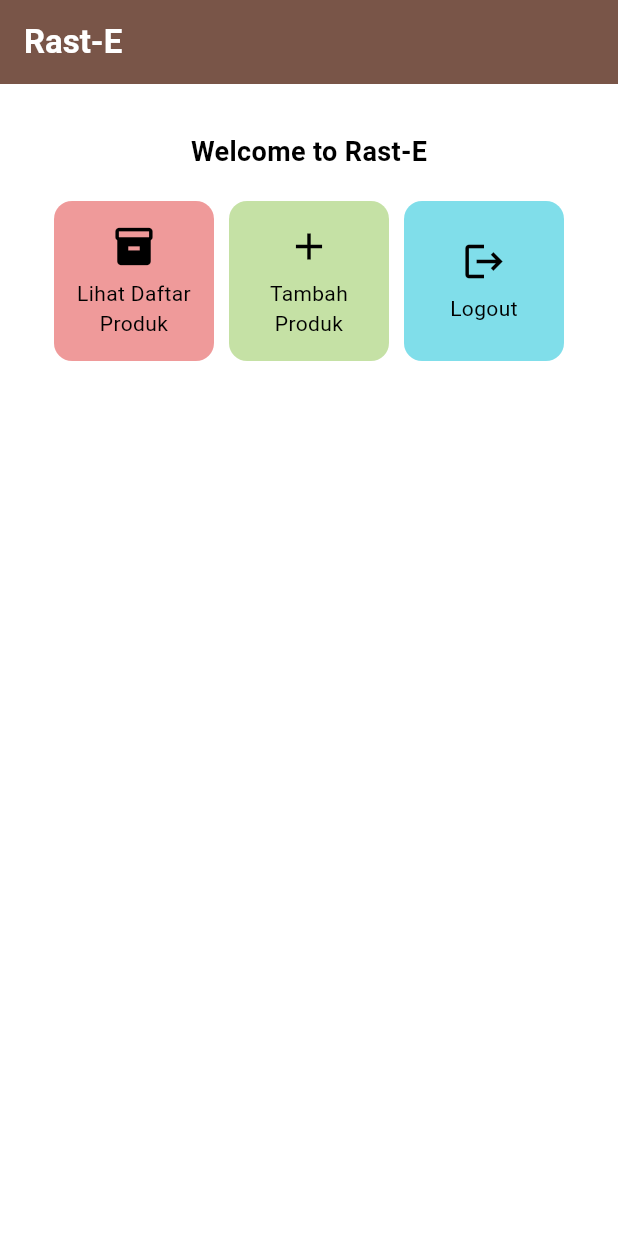
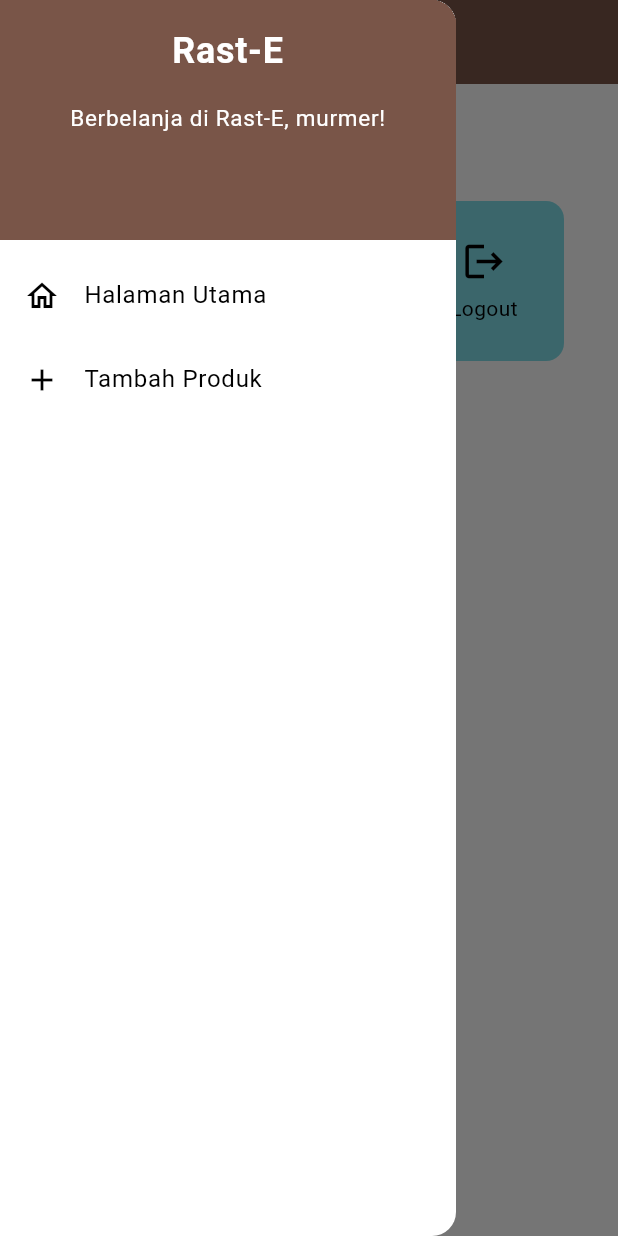
Before and after one commit to FrankyRay/Rast-E-Mobile, a Flutter app: the screen it shows after launch, with the side drawer open (before the commit the screen has no drawer), on a phone screen of 412 x 824 dp. Run offline on Flutter 3.47's test engine with Material 3 defaults, Android fonts, the phone set to English and light mode, and no system bars.

Commit message:
Tugas Individu 8

```diff
--- /dev/null
+++ b/lib/left_drawer.dart
@@ -0,0 +1,67 @@
+import 'package:flutter/material.dart';
+import 'package:raste/menu.dart';
+import 'package:raste/create_product.dart';
+
+class LeftDrawer extends StatelessWidget {
+  const LeftDrawer({super.key});
+
+  @override
+  Widget build(BuildContext context) {
+    return Drawer(
+      child: ListView(
+        children: [
+          DrawerHeader(
+            decoration: BoxDecoration(
+              color: Theme.of(context).colorScheme.primary,
+            ),
+            child: const Column(
+              children: [
+                Text(
+                  'Rast-E',
+                  textAlign: TextAlign.center,
+                  style: TextStyle(
+                    fontSize: 24,
+                    fontWeight: FontWeight.bold,
+                    color: Colors.white,
+                  ),
+                ),
+                Padding(padding: EdgeInsets.all(8)),
+                Text(
+                  "Berbelanja di Rast-E, murmer!",
+                  textAlign: TextAlign.center,
+                  style: TextStyle(
+                      fontSize: 15,
+                      fontWeight: FontWeight.normal,
+                      color: Colors.white),
+                ),
+              ],
+            ),
+          ),
+          ListTile(
+            leading: const Icon(Icons.home_outlined),
+            title: const Text('Halaman Utama'),
+            // Bagian redirection ke MyHomePage
+            onTap: () {
+              Navigator.pushReplacement(
+                  context,
+                  MaterialPageRoute(
+                    builder: (context) => MyHomePage(),
+                  ));
+            },
+          ),
+          ListTile(
+            leading: const Icon(Icons.add),
+            title: const Text('Tambah Produk'),
+            // Bagian redirection ke MoodEntryFormPage
+            onTap: () {
+              Navigator.push(
+                  context,
+                  MaterialPageRoute(
+                      builder: (context) => const CreateProductFormPage()));
+            },
+          ),
+        ],
+      ),
+    );
+  }
+}
--- a/lib/menu.dart
+++ b/lib/menu.dart
@@ -1,4 +1,6 @@
 import 'package:flutter/material.dart';
+import 'package:raste/left_drawer.dart';
+import 'package:raste/create_product.dart';
 
 class MyHomePage extends StatelessWidget {
   final String npm = '5000000000'; // NPM
@@ -29,7 +31,11 @@ class MyHomePage extends StatelessWidget {
         ),
         // Warna latar belakang AppBar diambil dari skema warna tema aplikasi.
         backgroundColor: Theme.of(context).colorScheme.primary,
+        // Mengganti warna icon drawer menjadi putih
+        iconTheme: const IconThemeData(color: Colors.white),
       ),
+      // Masukkan drawer sebagai parameter nilai drawer dari widget Scaffold
+      drawer: const LeftDrawer(),
       // Body halaman dengan padding di sekelilingnya.
       body: Padding(
         padding: const EdgeInsets.all(16.0),
@@ -140,11 +146,19 @@ class ItemCard extends StatelessWidget {
       child: InkWell(
         // Aksi ketika kartu ditekan.
         onTap: () {
-          // Menampilkan pesan SnackBar saat kartu ditekan.
+          // Memunculkan SnackBar ketika diklik
           ScaffoldMessenger.of(context)
             ..hideCurrentSnackBar()
             ..showSnackBar(SnackBar(
                 content: Text("Kamu telah menekan tombol ${item.name}!")));
+
+          // Navigate ke route yang sesuai (tergantung jenis tombol)
+          if (item.name == "Tambah Produk") {
+            Navigator.push(
+                context,
+                MaterialPageRoute(
+                    builder: (context) => const CreateProductFormPage()));
+          }
         },
         // Container untuk menyimpan Icon dan Text
         child: Container(
```
Also changed, not shown: lib/create_product.dart (added, +197 -0 lines).
